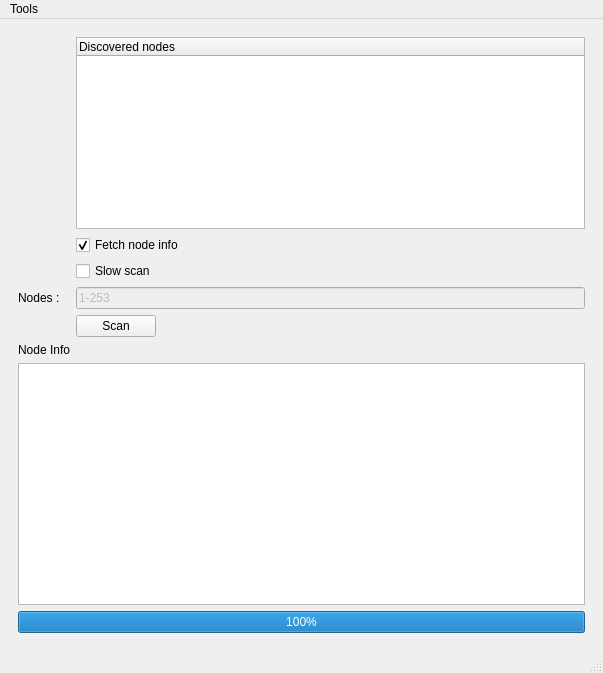
This is src/cfrmnodescan.ui in grodansparadis/vscp-works-qt as Qt 5 draws it before an edit. The edited form follows.
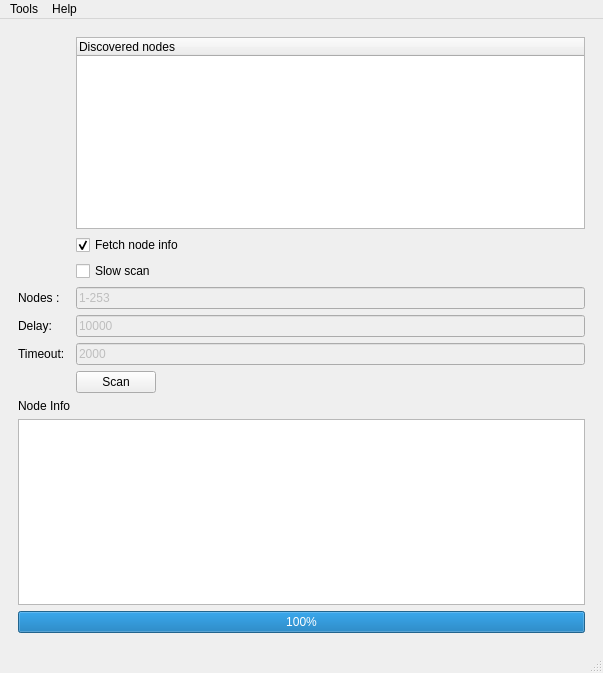
This is the edited form. Icons and pictures are not drawn.

The edit to the form file:
```diff
--- a/src/cfrmnodescan.ui
+++ b/src/cfrmnodescan.ui
@@ -47,6 +47,13 @@
          </property>
         </widget>
        </item>
+       <item row="5" column="0">
+        <widget class="QLabel" name="label">
+         <property name="text">
+          <string>Delay:</string>
+         </property>
+        </widget>
+       </item>
        <item row="0" column="1">
         <widget class="QTreeWidget" name="treeFound">
          <property name="sizePolicy">
@@ -68,7 +75,14 @@
          </column>
         </widget>
        </item>
-       <item row="8" column="0" colspan="2">
+       <item row="6" column="0">
+        <widget class="QLabel" name="label_2">
+         <property name="text">
+          <string>Timeout:</string>
+         </property>
+        </widget>
+       </item>
+       <item row="10" column="0" colspan="2">
         <widget class="QProgressBar" name="progressBarScan">
          <property name="value">
           <number>100</number>
@@ -92,7 +106,7 @@
          </property>
         </widget>
        </item>
-       <item row="5" column="1">
+       <item row="7" column="1">
         <widget class="QPushButton" name="btnScan">
          <property name="sizePolicy">
           <sizepolicy hsizetype="Fixed" vsizetype="Fixed">
@@ -113,6 +127,13 @@
          </property>
         </widget>
        </item>
+       <item row="3" column="1">
+        <widget class="QCheckBox" name="chkSlowScan">
+         <property name="text">
+          <string>Slow scan</string>
+         </property>
+        </widget>
+       </item>
        <item row="4" column="1">
         <widget class="QLineEdit" name="editSearchNodes">
          <property name="enabled">
@@ -126,7 +147,7 @@
          </property>
         </widget>
        </item>
-       <item row="7" column="0" colspan="2">
+       <item row="9" column="0" colspan="2">
         <widget class="QTextBrowser" name="infoArea">
          <property name="sizePolicy">
           <sizepolicy hsizetype="Expanding" vsizetype="Expanding">
@@ -142,17 +163,36 @@
          </property>
         </widget>
        </item>
-       <item row="6" column="0">
+       <item row="8" column="0">
         <widget class="QLabel" name="label_8">
          <property name="text">
           <string>Node Info</string>
          </property>
         </widget>
        </item>
-       <item row="3" column="1">
-        <widget class="QCheckBox" name="chkSlowScan">
+       <item row="5" column="1">
+        <widget class="QLineEdit" name="editDelay">
+         <property name="enabled">
+          <bool>false</bool>
+         </property>
+         <property name="toolTip">
+          <string>Delay between slow scan probes in microseconds</string>
+         </property>
          <property name="text">
-          <string>Slow scan</string>
+          <string>10000</string>
+         </property>
+        </widget>
+       </item>
+       <item row="6" column="1">
+        <widget class="QLineEdit" name="editTimeout">
+         <property name="enabled">
+          <bool>false</bool>
+         </property>
+         <property name="toolTip">
+          <string>Timoeut for slow scan in milliseconds</string>
+         </property>
+         <property name="text">
+          <string>2000</string>
          </property>
         </widget>
        </item>
@@ -180,7 +220,14 @@
     <addaction name="separator"/>
     <addaction name="actionClose"/>
    </widget>
+   <widget class="QMenu" name="menuHelp">
+    <property name="title">
+     <string>Help</string>
+    </property>
+    <addaction name="actionAbout"/>
+   </widget>
    <addaction name="menuTools"/>
+   <addaction name="menuHelp"/>
   </widget>
   <widget class="QStatusBar" name="statusBar"/>
   <action name="actionScan">
@@ -214,6 +261,11 @@
     <string>Connect</string>
    </property>
   </action>
+  <action name="actionAbout">
+   <property name="text">
+    <string>About</string>
+   </property>
+  </action>
  </widget>
  <resources>
   <include location="vscpworks.qrc"/>
```
